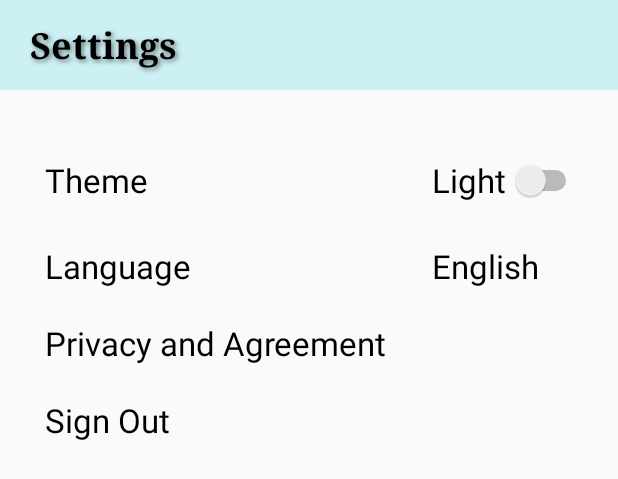
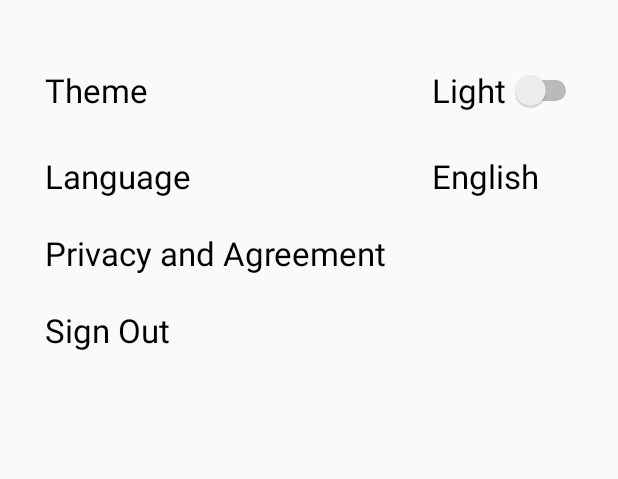
Before and after one commit to LorXinHui/GCR2.0, an Android app: the layout fragment_settings.xml on its own in the app's theme, with its tools: preview values and no code run, on a phone screen of 412 x 824 dp. Shown: the top 479 px of the screen. Run offline under Robolectric (Android 15) with nearby library versions, the phone set to English and light mode, and no system bars.

```diff
--- a/MyApplication/app/src/main/res/layout/fragment_settings.xml
+++ b/MyApplication/app/src/main/res/layout/fragment_settings.xml
@@ -7,34 +7,13 @@
     android:layout_height="match_parent"
     tools:context=".MainActivity">
 
-    <TextView
-        android:id="@+id/header"
-        android:layout_width="match_parent"
-        android:layout_height="60dp"
-        android:background="@color/teal_1"
-        android:fontFamily="serif"
-        android:paddingStart="20dp"
-        android:paddingTop="13dp"
-        android:shadowColor="#80000000"
-        android:shadowDx="2"
-        android:shadowDy="2"
-        android:shadowRadius="4"
-        android:text="Settings"
-        android:textColor="#000000"
-        android:textSize="24sp"
-        android:textStyle="bold"
-        android:typeface="monospace"
-        app:layout_constraintEnd_toEndOf="parent"
-        app:layout_constraintStart_toStartOf="parent"
-        app:layout_constraintTop_toTopOf="parent" />
-
     <TableLayout
         android:layout_width="413dp"
         android:layout_height="427dp"
         android:layout_marginTop="39dp"
         app:layout_constraintEnd_toEndOf="parent"
         app:layout_constraintStart_toStartOf="parent"
-        app:layout_constraintTop_toBottomOf="@+id/header">
+        app:layout_constraintTop_toTopOf="parent">
 
         <TableRow
             android:layout_width="match_parent"
```
Also changed, not shown: MyApplication/app/src/main/java/com/example/myapplication/MainActivity.java (+27 -0 lines), MyApplication/app/src/main/java/com/example/myapplication/activity/FragmentCasual.java (+16 -0 lines), MyApplication/app/src/main/java/com/example/myapplication/activity/FragmentCourseDetails.java (+16 -0 lines), MyApplication/app/src/main/java/com/example/myapplication/activity/FragmentMesssage.java (+14 -0 lines), MyApplication/app/src/main/java/com/example/myapplication/activity/FragmentNews.java (+15 -0 lines), MyApplication/app/src/main/java/com/example/myapplication/activity/FragmentNewsDetails.java (+15 -0 lines), MyApplication/app/src/main/java/com/example/myapplication/activity/FragmentProfessional.java (+16 -0 lines), MyApplication/app/src/main/java/com/example/myapplication/activity/FragmentQuiz.java (+15 -0 lines), MyApplication/app/src/main/java/com/example/myapplication/activity/FragmentSettings.java (+16 -0 lines).
